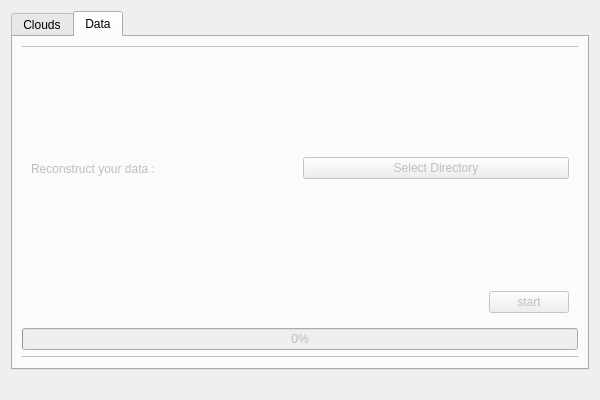
Qt form demerio_gui/ui/main_window.ui (sabativi/demerio) before a commit.
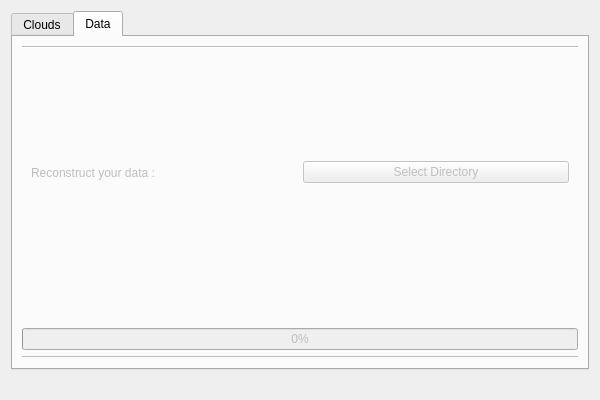
The same form after that commit. The open tabs and pages were chosen to show the change.

Patch:
```diff
--- a/demerio_gui/ui/main_window.ui
+++ b/demerio_gui/ui/main_window.ui
@@ -92,7 +92,7 @@
        </item>
        <item>
         <widget class="QWidget" name="widget" native="true">
-         <layout class="QHBoxLayout" name="horizontalLayout_3" stretch="11,1">
+         <layout class="QHBoxLayout" name="horizontalLayout_3" stretch="11">
           <item>
            <widget class="QLabel" name="start_label">
             <property name="text">
@@ -100,25 +100,6 @@
             </property>
            </widget>
           </item>
-          <item>
-           <widget class="QPushButton" name="start_btn">
-            <property name="enabled">
-             <bool>false</bool>
-            </property>
-            <property name="text">
-             <string>start</string>
-            </property>
-            <property name="autoDefault">
-             <bool>true</bool>
-            </property>
-            <property name="default">
-             <bool>false</bool>
-            </property>
-            <property name="flat">
-             <bool>false</bool>
-            </property>
-           </widget>
-          </item>
          </layout>
         </widget>
        </item>
```
Left out of the diff: 2 changed lines with no effect on the pictures.
